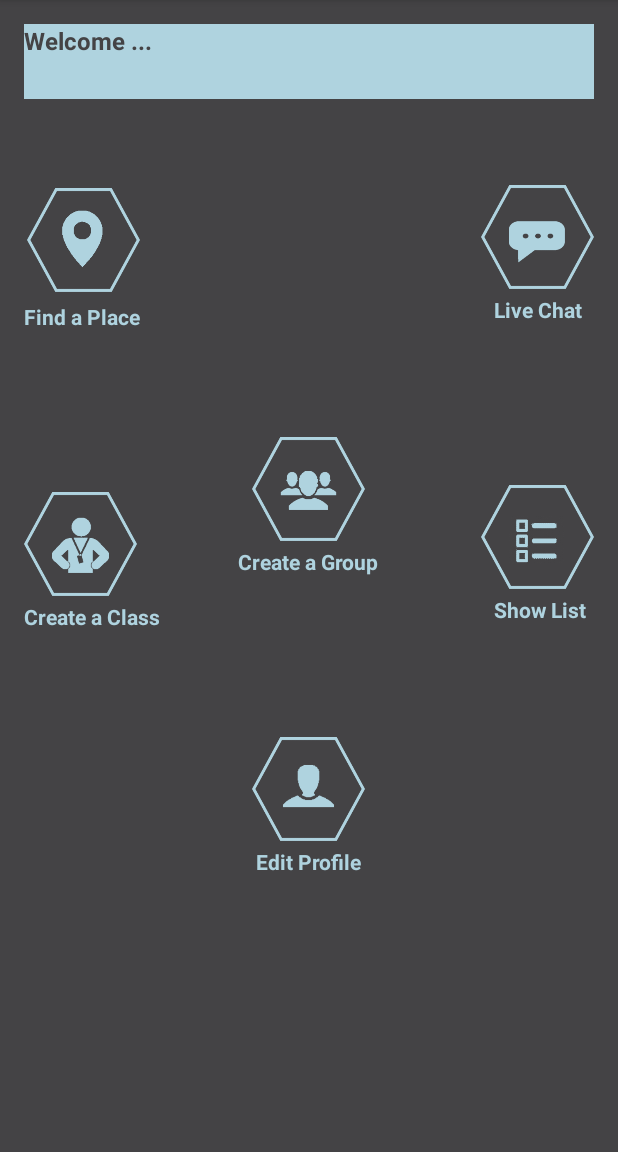
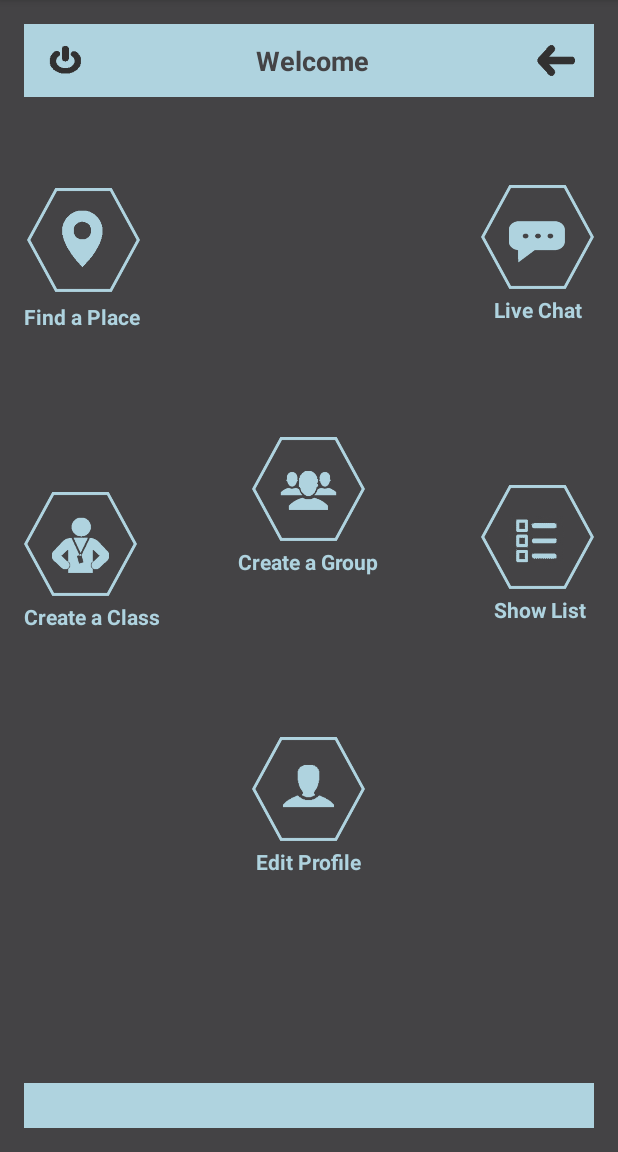
Before and after one commit to justinLujan716/TogetherFit, an Android app: the TrainerDashboard screen opened directly, with no data from a screen before it, on a phone screen of 412 x 824 dp, the part 84-1236 px from its top. Run offline under Robolectric (Android 15) with nearby library versions, the phone set to English and light mode, and no system bars.

Commit message:
TrainerDashboard-Updates

```diff
--- a/app/build.gradle
+++ b/app/build.gradle
@@ -20,7 +20,7 @@ android {
 }
 
 dependencies {
-    compile fileTree(dir: 'libs', include: ['*.jar'])
+    compile fileTree(include: ['*.jar'], dir: 'libs')
     androidTestCompile('com.android.support.test.espresso:espresso-core:2.2.2', {
         exclude group: 'com.android.support', module: 'support-annotations'
     })
@@ -29,5 +29,6 @@ dependencies {
     compile 'com.google.firebase:firebase-auth:9.8.0'
     compile 'com.google.android.gms:play-services:9.8.0'
     testCompile 'junit:junit:4.12'
+    compile 'com.google.android.gms:play-services-maps:9.8.0'
 }
 apply plugin: 'com.google.gms.google-services'
--- a/app/src/main/AndroidManifest.xml
+++ b/app/src/main/AndroidManifest.xml
@@ -12,7 +12,7 @@
          Google Maps Android API v2, but you must specify either coarse or fine
          location permissions for the 'MyLocation' functionality.
     -->
-    <uses-permission android:name="android.permission.ACCESS_COARSE_LOCATION"/>
+    <uses-permission android:name="android.permission.ACCESS_COARSE_LOCATION" />
     <uses-permission android:name="android.permission.ACCESS_FINE_LOCATION" />
 
     <application
@@ -49,7 +49,8 @@
 
         <activity
             android:name=".FindPlaceTrainer"
-            android:label="@string/title_activity_find_place_trainer"></activity>
+            android:label="@string/title_activity_find_place_trainer" />
+        <activity android:name=".StudentDashboard"></activity>
     </application>
 
 </manifest>
--- a/app/src/main/res/layout/activity_trainer_dashboard.xml
+++ b/app/src/main/res/layout/activity_trainer_dashboard.xml
@@ -1,4 +1,5 @@
 <?xml version="1.0" encoding="utf-8"?>
+
 <RelativeLayout xmlns:android="http://schemas.android.com/apk/res/android"
     android:id="@+id/activity_trainer_dashboard"
     android:layout_width="match_parent"
@@ -8,21 +9,12 @@
     android:paddingRight="@dimen/activity_horizontal_margin"
     android:paddingTop="@dimen/activity_vertical_margin"
     android:background="@drawable/backgroundsec">
-    <LinearLayout
-        android:layout_width="match_parent"
-        android:layout_height="match_parent"
-        android:orientation="horizontal"
-        android:gravity="top">
-        <TextView
-            android:layout_width="match_parent"
-            android:layout_height="50dp"
-            android:background="#AFD3DF"
-            android:textColor="#444345"
-            android:text="Welcome ..."
-            android:textStyle="bold"
-            android:textSize="16dp"
-            />
-    </LinearLayout>
+    <!-- Header aligned to top -->
+    <include layout="@layout/header"/>
+    <!-- Footer aligned to bottom -->
+    <include layout="@layout/footer" />
+
+    <!-- Buttons -->
     <LinearLayout
         android:layout_width="match_parent"
         android:layout_height="match_parent"
--- /dev/null
+++ b/app/src/main/res/layout/footer.xml
@@ -0,0 +1,16 @@
+<?xml version="1.0" encoding="utf-8"?>
+<RelativeLayout
+    xmlns:android="http://schemas.android.com/apk/res/android"
+    android:layout_width="fill_parent"
+    android:layout_height="wrap_content"
+    android:background="@drawable/buttonbackground"
+    android:layout_alignParentBottom="true"
+    android:gravity="center">
+
+    <TextView
+        android:id="@+id/txtFootering"
+        android:layout_width="wrap_content"
+        android:layout_height="wrap_content"
+        android:layout_margin="5dp"/>
+
+</RelativeLayout>
--- a/app/src/main/res/layout/header.xml
+++ b/app/src/main/res/layout/header.xml
@@ -14,9 +14,9 @@
 
              <Button
                  android:id="@+id/btnHome"
-                 android:layout_width="wrap_content"
-                 android:layout_height="wrap_content"
-                 android:background="@drawable/buttonbackground"
+                 android:layout_width="43dp"
+                 android:layout_height="37dp"
+                 android:background="@drawable/signout"
                  android:onClick="btnHomeClick" />
          </LinearLayout>
          <TextView
@@ -33,8 +33,10 @@
              android:focusableInTouchMode="true"
              android:gravity="center"
              android:marqueeRepeatLimit="marquee_forever"
-             android:text="0"
-             android:textColor="#ffffff" />
+             android:text="Welcome"
+             android:textColor="#444345"
+             android:textStyle="bold"
+             android:textSize="18dp"/>
 
          <LinearLayout
              android:id="@+id/panelIconRight"
@@ -46,9 +48,9 @@
 
              <Button
                  android:id="@+id/btnFeedback"
-                 android:layout_width="wrap_content"
-                 android:layout_height="wrap_content"
-                 android:onClick="btnFeedbackClick" />
+                 android:layout_width="39dp"
+                 android:layout_height="38dp"
+                 android:background="@drawable/back" />
          </LinearLayout>
 
      </RelativeLayout>
--- a/build.gradle
+++ b/build.gradle
@@ -7,7 +7,6 @@ buildscript {
     dependencies {
         classpath 'com.android.tools.build:gradle:2.2.2'
 		classpath 'com.google.gms:google-services:3.0.0'
-
         // NOTE: Do not place your application dependencies here; they belong
         // in the individual module build.gradle files
     }
```
Also changed, not shown: app/src/main/java/com/example/heem/togetherfit/StudentDashboard.java (added, +13 -0 lines), app/src/main/res/layout/activity_student_dashboard.xml (added, +209 -0 lines), app/src/main/res/drawable/back.png (added), app/src/main/res/drawable/signout.png (added), 1 other file.
